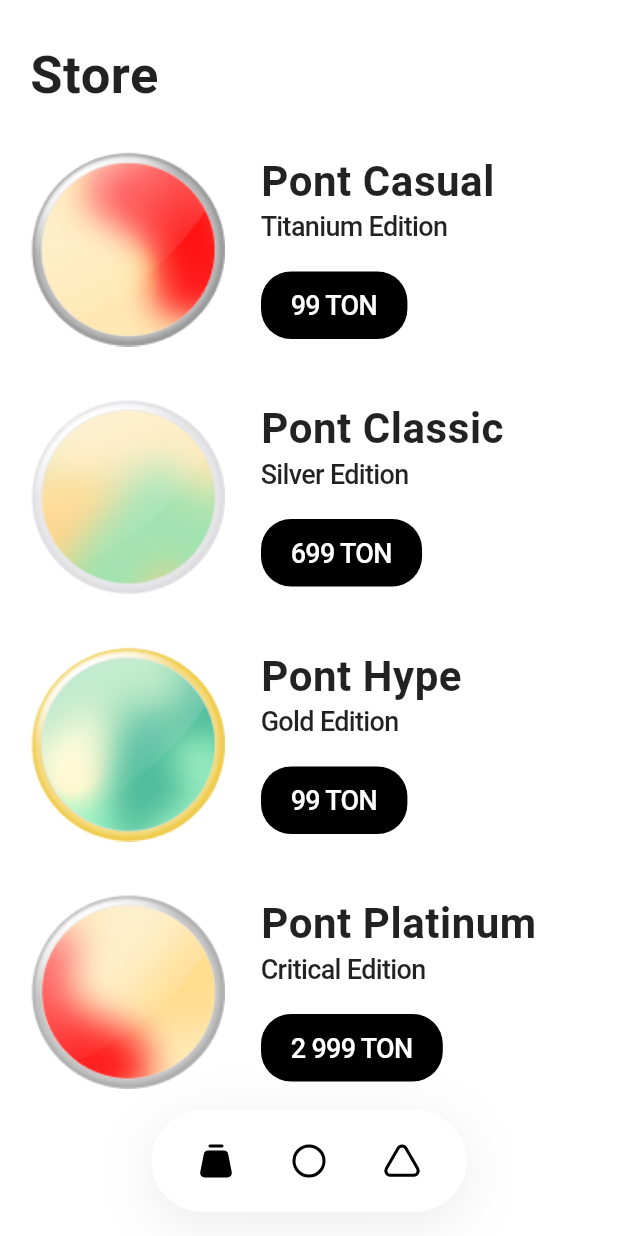
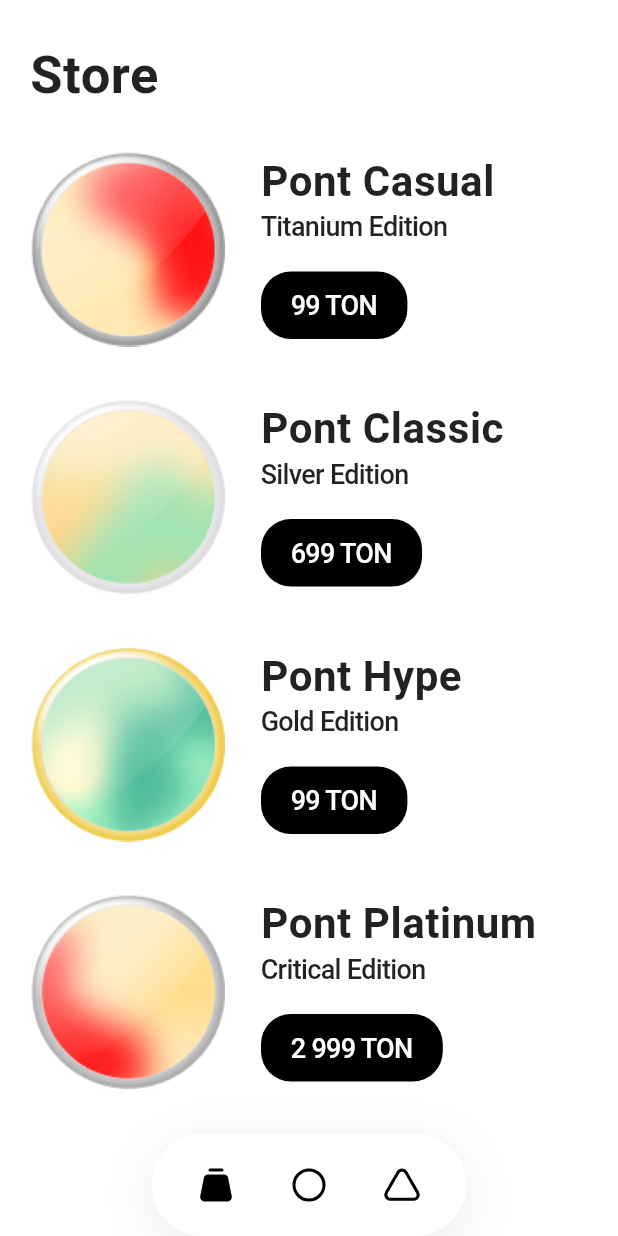
Before and after one commit to otopba/pont, a Flutter app: the HomePage screen opened by its route, after a tap on an icon or button, on a phone screen of 412 x 824 dp. Run offline on Flutter 3.47's test engine with Material 2 defaults, Android fonts, the phone set to English and light mode, and no system bars; our stand-ins replace built_collection, built_value, cached_network_image, cloud_firestore, dio, firebase_core and 12 more; missing offline and left inert: flutter_nfc_kit, ndef; accounts and stored records are empty; statements that could not run were skipped.

```diff
--- a/lib/pages/home_page.dart
+++ b/lib/pages/home_page.dart
@@ -51,8 +51,8 @@ class _HomePageState extends State<HomePage> {
   Widget _menu() {
     return Align(
       alignment: Alignment.bottomCenter,
-      child: Padding(
-        padding: const EdgeInsets.only(bottom: 16),
+      child: SafeArea(
+        top: false,
         child: AppMenu(
           activePage: _activePage,
           onMenuPressed: _onMenuPressed,
--- a/lib/pages/nft_list_page.dart
+++ b/lib/pages/nft_list_page.dart
@@ -42,6 +42,7 @@ class _NftListPageState extends State<NftListPage>
         return Scaffold(
           backgroundColor: Colors.white,
           body: SafeArea(
+            bottom: false,
             child: _body(),
           ),
         );
--- a/lib/pages/shop_page.dart
+++ b/lib/pages/shop_page.dart
@@ -41,6 +41,7 @@ class _ShopPageState extends State<ShopPage>
           backgroundColor: Colors.white,
           body: SafeArea(
             child: _body(),
+            bottom: false,
           ),
         );
       },
```
